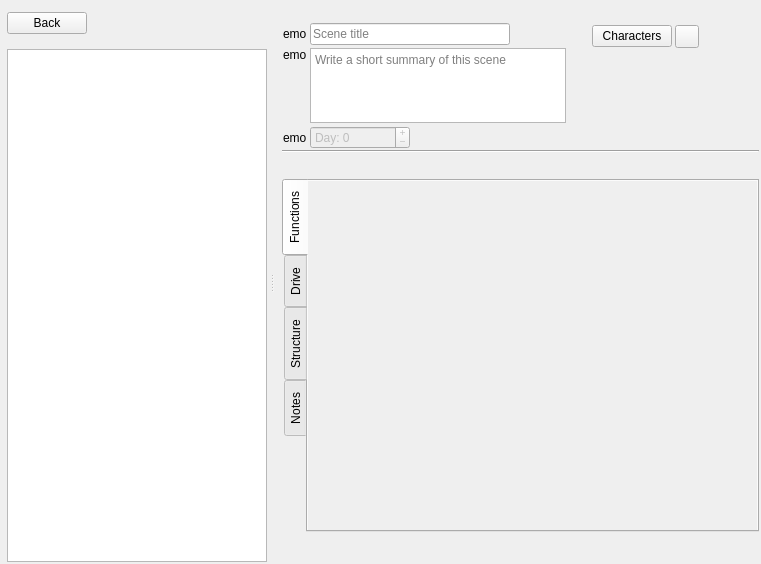
zkovari/plotlyst, file ui/scene_editor.ui: the form before one commit.
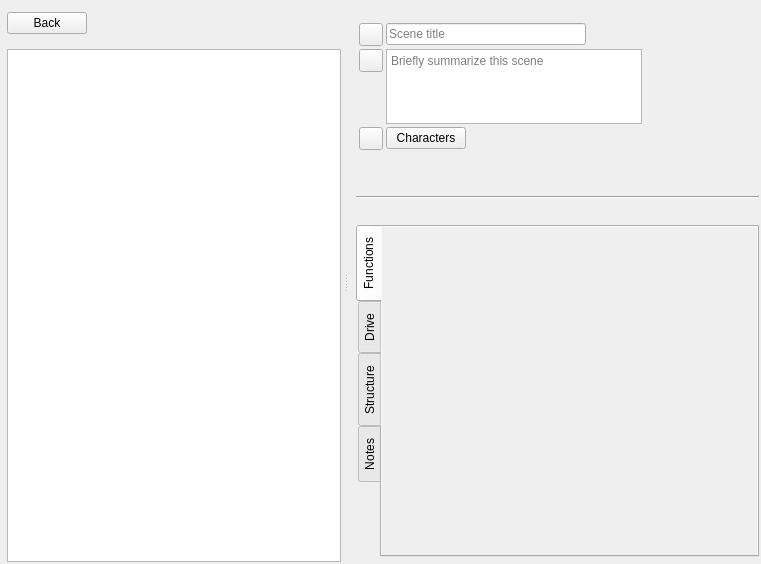
The form after the commit. The open tabs and pages were chosen to show the change. Custom widgets are drawn as their Qt base class.

Commit message:
Change scene editor layout (#1641)
* Change scene editor layout

* progress

```diff
--- a/ui/scene_editor.ui
+++ b/ui/scene_editor.ui
@@ -164,7 +164,11 @@
           <property name="bottomMargin">
            <number>1</number>
           </property>
+          <item alignment="Qt::AlignTop">
+           <widget class="CharacterAvatar" name="wdgPov" native="true"/>
+          </item>
           <item>
+           <widget class="QWidget" name="wdgTitleSynopsis" native="true">
            <layout class="QVBoxLayout" name="verticalLayout_2">
             <property name="spacing">
              <number>3</number>
@@ -175,9 +179,12 @@
                <number>3</number>
               </property>
               <item>
-               <widget class="QLabel" name="lblTitleEmoji">
+                <widget class="QToolButton" name="iconTitle">
                 <property name="text">
-                 <string>emo</string>
+                  <string/>
+                 </property>
+                 <property name="transparent" stdset="0">
+                  <bool>true</bool>
                 </property>
                </widget>
               </item>
@@ -191,7 +198,7 @@
                 </property>
                 <property name="maximumSize">
                  <size>
-                  <width>1232323</width>
+                   <width>250</width>
                   <height>16777215</height>
                  </size>
                 </property>
@@ -229,10 +236,13 @@
               <property name="spacing">
                <number>3</number>
               </property>
-              <item alignment="Qt::AlignLeft|Qt::AlignTop">
-               <widget class="QLabel" name="lblSynopsisEmoji">
+               <item alignment="Qt::AlignTop">
+                <widget class="QToolButton" name="iconSynopsis">
                 <property name="text">
-                 <string>emo</string>
+                  <string/>
+                 </property>
+                 <property name="transparent" stdset="0">
+                  <bool>true</bool>
                 </property>
                </widget>
               </item>
@@ -252,16 +262,10 @@
                 </property>
                 <property name="maximumSize">
                  <size>
-                  <width>1232323</width>
+                   <width>260</width>
                   <height>75</height>
                  </size>
                 </property>
-                <property name="baseSize">
-                 <size>
-                  <width>0</width>
-                  <height>0</height>
-                 </size>
-                </property>
                 <property name="verticalScrollBarPolicy">
                  <enum>Qt::ScrollBarAlwaysOff</enum>
                 </property>
@@ -275,7 +279,7 @@
                  <bool>true</bool>
                 </property>
                 <property name="placeholderText">
-                 <string>Write a short summary of this scene</string>
+                  <string>Briefly summarize this scene</string>
                 </property>
                 <property name="rounded" stdset="0">
                  <bool>true</bool>
@@ -303,93 +307,8 @@
               </item>
              </layout>
             </item>
-            <item alignment="Qt::AlignTop">
-             <widget class="QWidget" name="wdgDayParent" native="true">
-              <layout class="QHBoxLayout" name="horizontalLayout_16">
-               <property name="spacing">
-                <number>3</number>
-               </property>
-               <property name="leftMargin">
-                <number>0</number>
-               </property>
-               <property name="topMargin">
-                <number>0</number>
-               </property>
-               <property name="rightMargin">
-                <number>0</number>
-               </property>
-               <property name="bottomMargin">
-                <number>0</number>
-               </property>
                <item>
-                <widget class="QLabel" name="lblDayEmoji">
-                 <property name="text">
-                  <string>emo</string>
-                 </property>
-                </widget>
-               </item>
-               <item>
-                <widget class="QSpinBox" name="sbDay">
-                 <property name="enabled">
-                  <bool>false</bool>
-                 </property>
-                 <property name="minimumSize">
-                  <size>
-                   <width>100</width>
-                   <height>0</height>
-                  </size>
-                 </property>
-                 <property name="maximumSize">
-                  <size>
-                   <width>100</width>
-                   <height>16777215</height>
-                  </size>
-                 </property>
-                 <property name="toolTip">
-                  <string>Timeline feature is not available yet</string>
-                 </property>
-                 <property name="buttonSymbols">
-                  <enum>QAbstractSpinBox::PlusMinus</enum>
-                 </property>
-                 <property name="prefix">
-                  <string>Day: </string>
-                 </property>
-                 <property name="minimum">
-                  <number>-999999999</number>
-                 </property>
-                 <property name="maximum">
-                  <number>999999999</number>
-                 </property>
-                 <property name="value">
-                  <number>0</number>
-                 </property>
-                </widget>
-               </item>
-               <item>
-                <spacer name="horizontalSpacer_5">
-                 <property name="orientation">
-                  <enum>Qt::Horizontal</enum>
-                 </property>
-                 <property name="sizeType">
-                  <enum>QSizePolicy::MinimumExpanding</enum>
-                 </property>
-                 <property name="sizeHint" stdset="0">
-                  <size>
-                   <width>40</width>
-                   <height>20</height>
-                  </size>
-                 </property>
-                </spacer>
-               </item>
-              </layout>
-             </widget>
-            </item>
-           </layout>
-          </item>
-          <item>
-           <widget class="CharacterAvatar" name="wdgPov" native="true"/>
-          </item>
-          <item>
+              <widget class="QWidget" name="wdgCharactersContainer" native="true">
            <layout class="QVBoxLayout" name="verticalLayout_12">
             <item alignment="Qt::AlignTop">
              <widget class="QWidget" name="widget" native="true">
@@ -404,17 +323,27 @@
                 <number>3</number>
                </property>
                <property name="leftMargin">
-                <number>2</number>
+                    <number>0</number>
                </property>
                <property name="topMargin">
-                <number>2</number>
+                    <number>0</number>
                </property>
                <property name="rightMargin">
-                <number>2</number>
+                    <number>0</number>
                </property>
                <property name="bottomMargin">
-                <number>2</number>
-               </property>
+                    <number>0</number>
+                   </property>
+                   <item>
+                    <widget class="QToolButton" name="iconCharacters">
+                     <property name="text">
+                      <string/>
+                     </property>
+                     <property name="transparent" stdset="0">
+                      <bool>true</bool>
+                     </property>
+                    </widget>
+                   </item>
                <item alignment="Qt::AlignTop">
                 <widget class="QPushButton" name="btnStageCharacterLabel">
                  <property name="cursor">
@@ -431,25 +360,6 @@
                  </property>
                 </widget>
                </item>
-               <item alignment="Qt::AlignLeft|Qt::AlignTop">
-                <widget class="QToolButton" name="btnEditCharacters">
-                 <property name="cursor">
-                  <cursorShape>PointingHandCursor</cursorShape>
-                 </property>
-                 <property name="text">
-                  <string/>
-                 </property>
-                 <property name="popupMode">
-                  <enum>QToolButton::InstantPopup</enum>
-                 </property>
-                 <property name="autoRaise">
-                  <bool>false</bool>
-                 </property>
-                 <property name="transparent" stdset="0">
-                  <bool>true</bool>
-                 </property>
-                </widget>
-               </item>
                <item>
                 <spacer name="horizontalSpacer_6">
                  <property name="orientation">
@@ -467,6 +377,24 @@
              </widget>
             </item>
             <item>
+                 <widget class="QWidget" name="widget_2" native="true">
+                  <layout class="QHBoxLayout" name="horizontalLayout_3">
+                   <property name="spacing">
+                    <number>0</number>
+                   </property>
+                   <property name="leftMargin">
+                    <number>24</number>
+                   </property>
+                   <property name="topMargin">
+                    <number>0</number>
+                   </property>
+                   <property name="rightMargin">
+                    <number>0</number>
+                   </property>
+                   <property name="bottomMargin">
+                    <number>0</number>
+                   </property>
+                   <item>
              <widget class="LabelsWidget" name="wdgCharacters" native="true">
               <property name="sizePolicy">
                <sizepolicy hsizetype="Expanding" vsizetype="Maximum">
@@ -474,41 +402,22 @@
                 <verstretch>0</verstretch>
                </sizepolicy>
               </property>
-             </widget>
-            </item>
-            <item>
-             <spacer name="verticalSpacer">
-              <property name="orientation">
-               <enum>Qt::Vertical</enum>
-              </property>
-              <property name="sizeType">
-               <enum>QSizePolicy::MinimumExpanding</enum>
-              </property>
-              <property name="sizeHint" stdset="0">
+                     <property name="minimumSize">
                <size>
-                <width>20</width>
-                <height>10</height>
-               </size>
-              </property>
-             </spacer>
-            </item>
-           </layout>
-          </item>
-          <item>
-           <spacer name="horizontalSpacer_9">
-            <property name="orientation">
-             <enum>Qt::Horizontal</enum>
-            </property>
-            <property name="sizeType">
-             <enum>QSizePolicy::Expanding</enum>
-            </property>
-            <property name="sizeHint" stdset="0">
-             <size>
-              <width>10</width>
-              <height>20</height>
-             </size>
-            </property>
-           </spacer>
+                       <width>0</width>
+                       <height>45</height>
+                      </size>
+                     </property>
+                    </widget>
+                   </item>
+                  </layout>
+                 </widget>
+                </item>
+               </layout>
+              </widget>
+             </item>
+            </layout>
+           </widget>
           </item>
          </layout>
         </widget>
@@ -582,7 +491,7 @@
               <enum>QTabWidget::West</enum>
              </property>
              <property name="currentIndex">
-              <number>2</number>
+              <number>3</number>
              </property>
              <widget class="QWidget" name="tabFunctions">
               <property name="sizePolicy">
@@ -626,8 +535,8 @@
                    <rect>
                     <x>0</x>
                     <y>0</y>
-                    <width>100</width>
-                    <height>30</height>
+                    <width>438</width>
+                    <height>309</height>
                    </rect>
                   </property>
                   <property name="relaxed-white-bg" stdset="0">
@@ -737,8 +646,8 @@
                        <rect>
                         <x>0</x>
                         <y>0</y>
-                        <width>100</width>
-                        <height>30</height>
+                        <width>434</width>
+                        <height>281</height>
                        </rect>
                       </property>
                       <property name="relaxed-white" stdset="0">
@@ -925,39 +834,6 @@
          </widget>
         </widget>
        </item>
-       <item>
-        <widget class="QWidget" name="wdgTags" native="true">
-         <property name="sizePolicy">
-          <sizepolicy hsizetype="Expanding" vsizetype="Maximum">
-           <horstretch>0</horstretch>
-           <verstretch>0</verstretch>
-          </sizepolicy>
-         </property>
-         <property name="minimumSize">
-          <size>
-           <width>0</width>
-           <height>25</height>
-          </size>
-         </property>
-         <layout class="QVBoxLayout" name="verticalLayout_5">
-          <property name="spacing">
-           <number>3</number>
-          </property>
-          <property name="leftMargin">
-           <number>2</number>
-          </property>
-          <property name="topMargin">
-           <number>2</number>
-          </property>
-          <property name="rightMargin">
-           <number>2</number>
-          </property>
-          <property name="bottomMargin">
-           <number>2</number>
-          </property>
-         </layout>
-        </widget>
-       </item>
       </layout>
      </widget>
     </widget>
```
Lines whose indentation alone changed are shown as unchanged. The commit also changes 5 other files.
